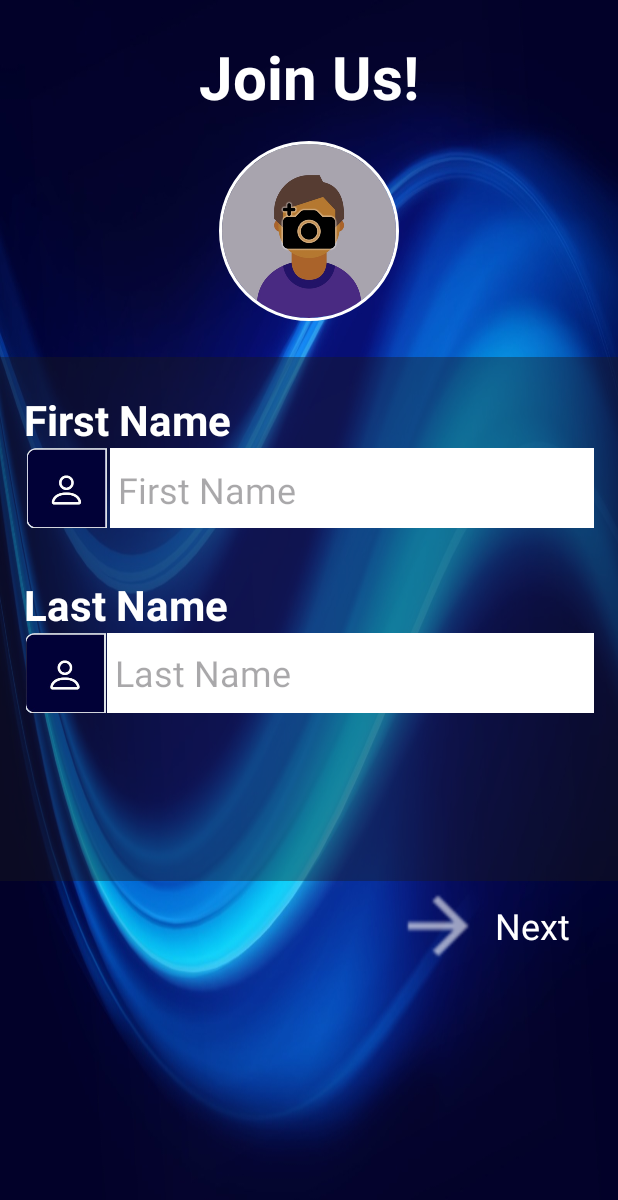
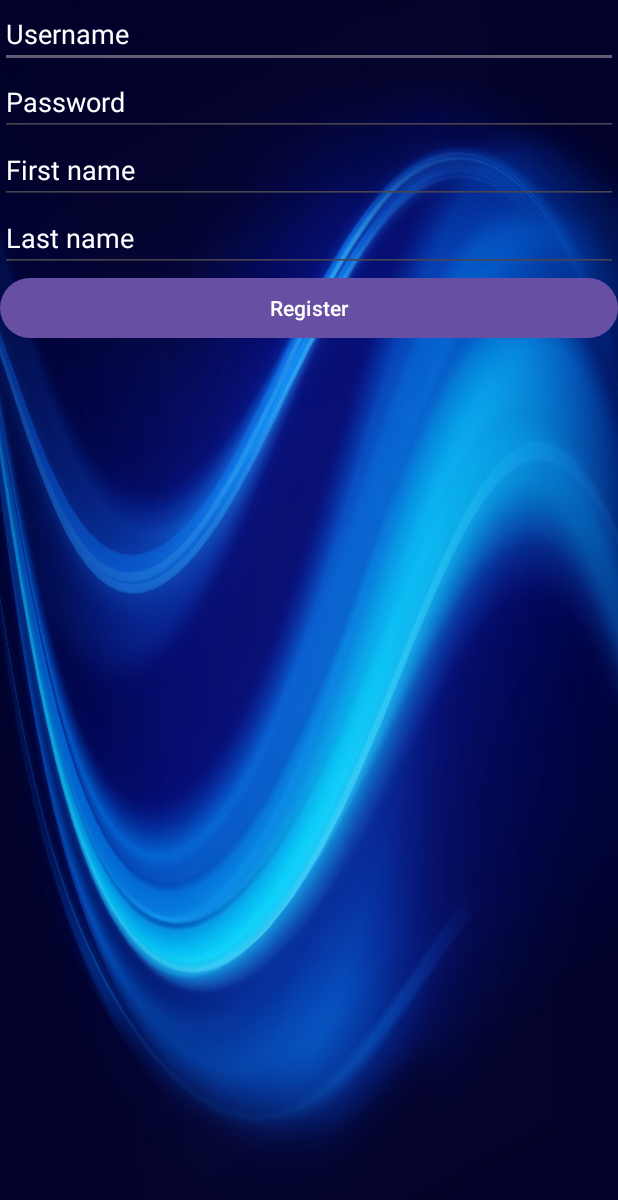
Before and after one commit to cohenitamar/AP2-ass3, an Android app: the RegisterActivity screen opened directly, with no data from a screen before it, on a phone screen of 412 x 824 dp. Shown: the top 1200 px of the screen. Run offline under Robolectric (Android 15) with nearby library versions, the phone set to English and light mode, and no system bars.

Commit message:
updated chat

```diff
--- a/Chat/app/src/main/res/layout/login_activity.xml
+++ b/Chat/app/src/main/res/layout/login_activity.xml
@@ -127,6 +127,7 @@
 
 
         <TextView
+
             android:layout_width="wrap_content"
             android:layout_height="wrap_content"
             android:layout_gravity="center"
@@ -139,6 +140,7 @@
 
 
         <Button
+            android:id="@+id/buttonLogin"
             android:layout_width="150dp"
             android:layout_height="wrap_content"
             android:layout_gravity="center"
@@ -146,7 +148,6 @@
             android:layout_marginBottom="50dp"
             android:backgroundTint="@color/minedarkblue"
             android:fontFamily="sans-serif-medium"
-
             android:text="@string/login"
             android:textSize="30dp"
             app:cornerRadius="10dp">
--- a/Chat/app/src/main/res/layout/register_activity.xml
+++ b/Chat/app/src/main/res/layout/register_activity.xml
@@ -7,161 +7,49 @@
     android:background="@drawable/shared_background"
     android:orientation="vertical">
 
-    <LinearLayout
-        android:layout_width="match_parent"
-        android:layout_height="238dp"
-        android:background="@android:color/transparent"
-        android:gravity="center"
-        android:orientation="vertical">
-
-        <!--join us-->
-
-        <TextView
-            android:id="@+id/textView"
+    <EditText
+        android:id="@+id/firstNameInput"
         android:layout_width="match_parent"
         android:layout_height="wrap_content"
-            android:background="@android:color/transparent"
-            android:gravity="center"
-            android:textColor="@color/white"
-            android:text="@string/join_us"
-            android:textSize="18pt"
-            android:textStyle="bold" />
-
-        <de.hdodenhof.circleimageview.CircleImageView
-            android:id="@+id/imageView"
-            android:layout_width="120dp"
-            android:layout_height="120dp"
-            android:layout_marginTop="16dp"
-            android:src="@drawable/nopictureuser"
-            app:civ_border_color="#FFFFFF"
-            app:civ_border_width="2dp" />
-    </LinearLayout>
-
-    <LinearLayout
-        android:layout_width="match_parent"
-        android:layout_height="349dp"
-        android:background="#661B1919"
-        android:gravity="center"
-        android:orientation="vertical">
+        android:ems="10"
+        android:hint="Username"
+        android:inputType="text"
+        android:textColorHint="#FFFFFF" />
 
 
-        <LinearLayout
-            android:layout_width="380dp"
-            android:layout_height="272dp"
-            android:layout_marginStart="8dp"
-            android:layout_marginEnd="8dp"
-            android:layout_marginBottom="32dp"
-            android:background="@android:color/transparent"
-            android:orientation="vertical">
 
-
-            <TextView
-                android:id="@+id/textFiled"
-                android:layout_width="match_parent"
-                android:layout_height="wrap_content"
-                android:text="@string/first_name"
-                android:textColor="@color/white"
-                android:textSize="28sp"
-                android:textStyle="bold" />
-
-
-            <LinearLayout
-                android:layout_width="wrap_content"
-                android:layout_height="53dp"
-                android:orientation="horizontal">
-
-                <ImageView
-                    android:layout_width="57dp"
-                    android:layout_height="match_parent"
-                    android:layout_weight="1"
-                    android:contentDescription="@string/usericon"
-                    android:src="@drawable/userlogin" />
-
-                <EditText
-                    android:id="@+id/firstNameInput"
-                    android:layout_width="325dp"
-                    android:layout_height="56dp"
-                    android:layout_weight="6"
-                    android:autofillHints="none"
-                    android:background="@color/white"
-                    android:backgroundTint="@color/white"
-                    android:ems="10"
-                    android:hint="@string/first_name_input"
-                    android:inputType="text"
-                    android:paddingStart="5dp"
-                    android:textSize="24sp"
-                    tools:ignore="RtlSymmetry" />
-            </LinearLayout>
-
-
-            <TextView
-                android:id="@+id/inputUser"
-                android:layout_width="match_parent"
-                android:layout_height="wrap_content"
-                android:layout_marginTop="32dp"
-                android:text="@string/last_name"
-                android:textColor="@color/white"
-                android:textSize="28sp"
-                android:textStyle="bold" />
-
-            <LinearLayout
-                android:layout_width="wrap_content"
-                android:layout_height="53dp"
-                android:orientation="horizontal">
-
-                <ImageView
-                    android:layout_width="59dp"
-                    android:layout_height="match_parent"
-                    android:layout_weight="1"
-                    android:contentDescription="@string/passwordiicon"
-                    android:src="@drawable/userlogin" />
 
 
     <EditText
         android:id="@+id/editTextText2"
-                    android:layout_width="350dp"
-                    android:layout_height="match_parent"
-                    android:layout_weight="6"
-                    android:autofillHints="none"
-                    android:background="@color/white"
-                    android:backgroundTint="@color/white"
+        android:layout_width="match_parent"
+        android:layout_height="wrap_content"
         android:ems="10"
-                    android:hint="@string/last_name_input"
+        android:hint="Password"
         android:inputType="text"
+        android:textColorHint="#FFFFFF" />
 
-                    android:paddingStart="5dp"
-                    android:textSize="24sp"
-                    tools:ignore="RtlSymmetry" />
-            </LinearLayout>
-        </LinearLayout>
+    <EditText
+        android:id="@+id/editTextText5"
+        android:layout_width="match_parent"
+        android:layout_height="wrap_content"
+        android:ems="10"
+        android:hint="First name"
+        android:inputType="text"
+        android:textColorHint="#FFFFFF" />
 
-    </LinearLayout>
-
-    <LinearLayout
-        android:layout_width="wrap_content"
-        android:layout_height="match_parent"
-        android:layout_gravity="right"
-        android:layout_marginRight="8dp"
-        tools:ignore="RtlHardcoded">
+    <EditText
+        android:id="@+id/editTextText6"
+        android:layout_width="match_parent"
+        android:layout_height="wrap_content"
+        android:ems="10"
+        android:hint="Last name"
+        android:inputType="text"
+        android:textColorHint="#FFFFFF" />
 
     <Button
         android:id="@+id/nextButton"
         android:layout_width="match_parent"
-            android:layout_height="60dp"
-            android:background="@android:color/transparent"
-            android:backgroundTint="#FFFFFF"
-            android:drawableTint="#FFFFFF"
-            android:text="@string/next"
-            android:textAppearance="@style/TextAppearance.AppCompat.Medium"
-            android:textColor="@color/white"
-            android:textSize="24sp"
-            android:tint="#0B0909"
-            android:visibility="visible"
-            app:icon="@drawable/ic_action_name"
-            app:iconSize="60dp"
-            app:iconTint="#FFFFFF"
-            app:rippleColor="#FFFFFF"
-            tools:visibility="visible" />
-
+        android:layout_height="wrap_content"
+        android:text="Register" />
 </LinearLayout>
-</LinearLayout>
```
Also changed, not shown: Chat/app/build.gradle (+6 -2 lines), Chat/app/src/main/AndroidManifest.xml (+11 -7 lines), Chat/app/src/main/java/com/example/myapplication/ChatAPI.java (added, +15 -0 lines), Chat/app/src/main/java/com/example/myapplication/ChatsAPI.java (added, +117 -0 lines), Chat/app/src/main/java/com/example/myapplication/LoginAPI.java (added, +82 -0 lines), Chat/app/src/main/java/com/example/myapplication/RegisterAPI.java (added, +89 -0 lines), Chat/app/src/main/java/com/example/myapplication/UserAPI.java (added, +15 -0 lines), Chat/app/src/main/java/com/example/myapplication/UserRegisterAPI.java (added, +13 -0 lines), Chat/app/src/main/java/com/example/myapplication/entities/ChatMember.java (added, +13 -0 lines), Chat/app/src/main/java/com/example/myapplication/entities/Token.java (added, +13 -0 lines), Chat/app/src/main/java/com/example/myapplication/entities/UserLogin.java (added, +21 -0 lines), Chat/app/src/main/java/com/example/myapplication/entities/messageChat.java (added, +14 -0 lines), Chat/app/src/main/java/com/example/myapplication/entities/user.java (added, +24 -0 lines), Chat/app/src/main/java/com/example/myapplication/login/LoginActivity.java (+35 -3 lines). Lines whose indentation alone changed are shown as unchanged.
